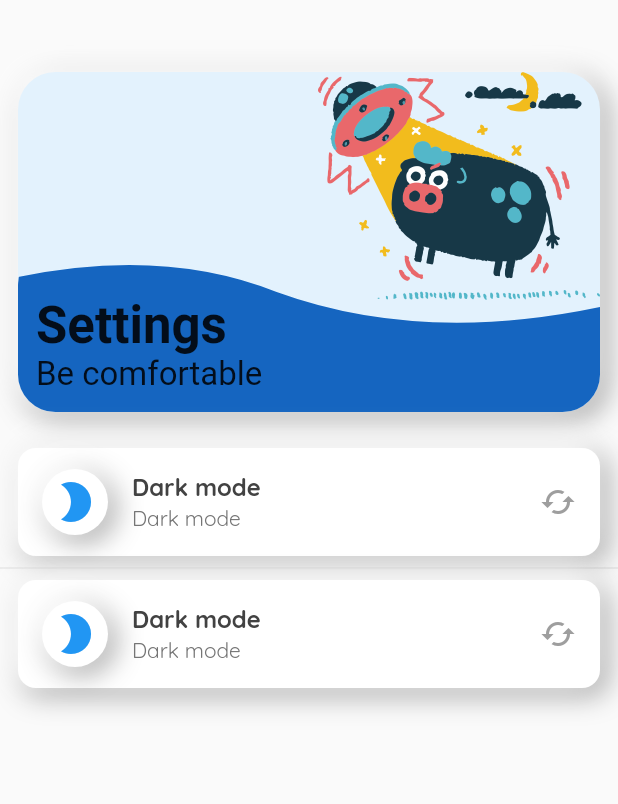
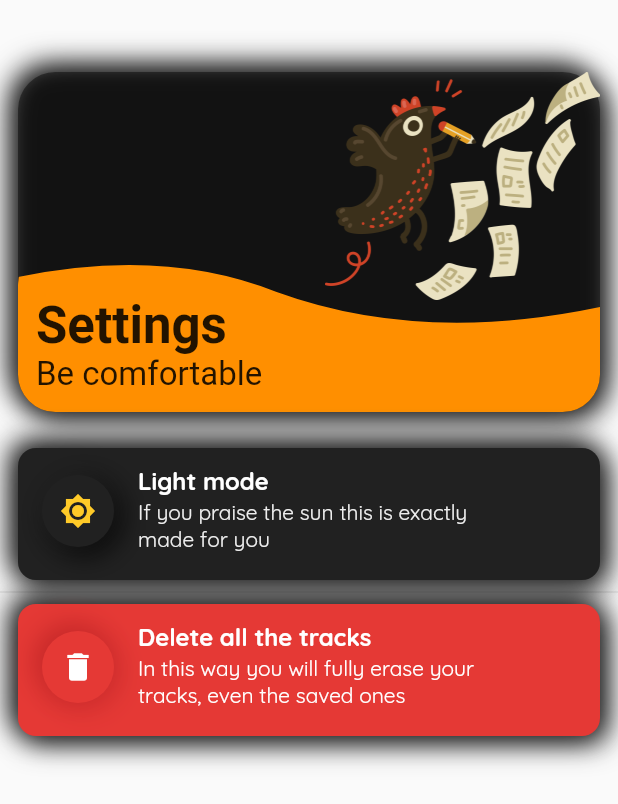
Before and after one commit to Azzeccagarbugli/Discover, a Flutter app: the SettingsView widget shown alone on an empty page, opened directly, on a phone screen of 412 x 824 dp. Shown: the top 804 px of the screen. Run offline on Flutter 3.47's test engine with Material 2 defaults, Android fonts, the phone set to English and light mode, and no system bars; our stand-ins replace avatar_glow, fl_chart, flare_flutter, flip_card, flutter_custom_clippers, flutter_slidable and 6 more; missing offline and left inert: flutter_circular_chart, noise_meter, spring_button; accounts and stored records are empty; generated files the repository leaves out were written again; statements that could not run were skipped.

Commit message:
[UPDATE] Migliorata pagina delle impostazioni

```diff
--- a/lib/main.dart
+++ b/lib/main.dart
@@ -24,9 +24,11 @@ class Discover extends StatelessWidget {
   Widget build(BuildContext context) {
     return ThemeProvider(
       themes: [
+        _customTheme.getDark(),
         _customTheme.getLight(),
-        _customTheme.getDark(),
       ],
+      loadThemeOnInit: true,
+      saveThemesOnChange: true,
       child: MaterialApp(
         debugShowCheckedModeBanner: false,
         home: ThemeConsumer(
--- a/lib/ui/views/settings_page.dart
+++ b/lib/ui/views/settings_page.dart
@@ -1,6 +1,11 @@
+import 'package:Discover/main.dart';
+import 'package:Discover/models/track.dart';
+import 'package:Discover/ui/widgets/effects/neumorphism.dart';
 import 'package:Discover/ui/widgets/tile_settings.dart';
 import 'package:flutter/material.dart';
 import 'package:Discover/ui/widgets/title_page.dart';
+import 'package:hive/hive.dart';
+import 'package:theme_provider/theme_provider.dart';
 
 class SettingsView extends StatefulWidget {
   @override
@@ -23,9 +28,99 @@ class _SettingsViewState extends State<SettingsView> {
             ),
             child: Column(
               children: <Widget>[
-                TileSettings(),
+                TileSettings(
+                  background: ThemeProvider.themeOf(context)
+                      .data
+                      .scaffoldBackgroundColor,
+                  isAlert: false,
+                  iconLead: Icon(
+                    ThemeProvider.themeOf(context).id == "light_theme"
+                        ? Icons.brightness_2
+                        : Icons.brightness_7,
+                    color: ThemeProvider.themeOf(context).data.accentColor,
+                  ),
+                  title: ThemeProvider.themeOf(context).id == "light_theme"
+                      ? "Dark mode"
+                      : "Light mode",
+                  subtitle: ThemeProvider.themeOf(context).id == "light_theme"
+                      ? "Enjoy the darkness right now and safe your battery"
+                      : "If you praise the sun this is exactly made for you",
+                  onTap: () {
+                    ThemeProvider.controllerOf(context).nextTheme();
+                  },
+                ),
                 Divider(),
-                TileSettings(),
+                TileSettings(
+                  isAlert: true,
+                  boxShadow: [
+                    BoxShadow(
+                      color: Colors.red[700],
+                      offset: Offset(4.0, 4.0),
+                      blurRadius: 15.0,
+                      spreadRadius: 1.0,
+                    ),
+                    BoxShadow(
+                      color: Colors.red[800],
+                      offset: Offset(-4.0, -4.0),
+                      blurRadius: 15.0,
+                      spreadRadius: 1.0,
+                    ),
+                  ],
+                  background: Colors.red[600],
+                  iconLead: Icon(
+                    Icons.delete,
+                    color: Colors.white,
+                  ),
+                  title: "Delete all the tracks",
+                  subtitle:
+                      "In this way you will fully erase your tracks, even the saved ones",
+                  onTap: () {
+                    showDialog(
+                      context: context,
+                      builder: (_) {
+                        return AlertDialog(
+                          backgroundColor: ThemeProvider.themeOf(context)
+                              .data
+                              .scaffoldBackgroundColor,
+                          shape: RoundedRectangleBorder(
+                            borderRadius: const BorderRadius.all(
+                              Radius.circular(25.0),
+                            ),
+                          ),
+                          title: Text(
+                            "Erase all the data?",
+                            style: ThemeProvider.themeOf(context)
+                                .data
+                                .primaryTextTheme
+                                .headline6
+                                .copyWith(
+                                  fontWeight: FontWeight.bold,
+                                ),
+                          ),
+                          content: Text(
+                            "All your data will no longer be recoverable, then don't get angry please",
+                            style: ThemeProvider.themeOf(context)
+                                .data
+                                .primaryTextTheme
+                                .bodyText1,
+                          ),
+                          actions: <Widget>[
+                            FlatButton(
+                              onPressed: () {},
+                              child: Text("data"),
+                            ),
+                            FlatButton(
+                              onPressed: () {},
+                              child: Text("data"),
+                            ),
+                          ],
+                        );
+                      },
+                    );
+
+                    // Hive.box<Track>(Discover.trackBoxName).clear();
+                  },
+                ),
               ],
             ),
           ),
--- a/lib/ui/widgets/tile_settings.dart
+++ b/lib/ui/widgets/tile_settings.dart
@@ -4,8 +4,25 @@ import 'package:theme_provider/theme_provider.dart';
 import 'effects/neumorphism.dart';
 
 class TileSettings extends StatelessWidget {
+  final String title;
+  final String subtitle;
+  final Function onTap;
+  final Icon iconLead;
+  final Widget widgetTrail;
+  final Color background;
+  final List<BoxShadow> boxShadow;
+  final bool isAlert;
+
   const TileSettings({
     Key key,
+    this.title,
+    this.subtitle,
+    this.onTap,
+    this.iconLead,
+    this.widgetTrail,
+    this.background,
+    this.boxShadow,
+    this.isAlert,
   }) : super(key: key);
 
   @override
@@ -16,7 +33,7 @@ class TileSettings extends StatelessWidget {
       ),
       child: Container(
         decoration: new BoxDecoration(
-          color: ThemeProvider.themeOf(context).data.scaffoldBackgroundColor,
+          color: background,
           boxShadow: Neumorphism.boxShadow(context),
           borderRadius: const BorderRadius.all(
             Radius.circular(
@@ -24,13 +41,26 @@ class TileSettings extends StatelessWidget {
             ),
           ),
         ),
+        child: Theme(
+          data: ThemeData(
+            highlightColor: Colors.transparent,
+            splashColor: Colors.transparent,
+          ),
           child: ListTile(
-          onTap: () {
-            ThemeProvider.controllerOf(context).nextTheme();
-          },
+            isThreeLine: true,
+            onTap: onTap,
             title: Text(
-            "Dark mode",
-            style: ThemeProvider.themeOf(context)
+              title,
+              style: isAlert
+                  ? ThemeProvider.themeOf(context)
+                      .data
+                      .primaryTextTheme
+                      .headline6
+                      .copyWith(
+                        color: Colors.white,
+                        fontWeight: FontWeight.bold,
+                      )
+                  : ThemeProvider.themeOf(context)
                       .data
                       .primaryTextTheme
                       .headline6
@@ -39,27 +69,41 @@ class TileSettings extends StatelessWidget {
                       ),
             ),
             subtitle: Text(
-            "Dark mode",
-            style:
-                ThemeProvider.themeOf(context).data.primaryTextTheme.bodyText1,
+              subtitle,
+              style: isAlert
+                  ? ThemeProvider.themeOf(context)
+                      .data
+                      .primaryTextTheme
+                      .bodyText1
+                      .copyWith(
+                        color: Colors.white,
+                      )
+                  : ThemeProvider.themeOf(context)
+                      .data
+                      .primaryTextTheme
+                      .bodyText1,
             ),
-          leading: Container(
+            leading: Padding(
+              padding: const EdgeInsets.symmetric(
+                vertical: 2,
+              ),
+              child: Container(
                 decoration: new BoxDecoration(
-              color:
-                  ThemeProvider.themeOf(context).data.scaffoldBackgroundColor,
-              boxShadow: Neumorphism.boxShadow(context),
+                  color: background,
+                  boxShadow:
+                      isAlert ? boxShadow : Neumorphism.boxShadow(context),
                   shape: BoxShape.circle,
                 ),
-            padding: const EdgeInsets.all(6),
-            child: Icon(
-              Icons.brightness_2,
-              color: ThemeProvider.themeOf(context).data.accentColor,
-              size: 32,
+                padding: const EdgeInsets.all(12),
+                child: iconLead,
               ),
             ),
-          trailing: Icon(
-            Icons.cached,
-            color: Colors.grey,
+            trailing: Padding(
+              padding: const EdgeInsets.symmetric(
+                vertical: 16,
+              ),
+              child: widgetTrail,
+            ),
           ),
         ),
       ),
--- a/lib/ui/widgets/waves.dart
+++ b/lib/ui/widgets/waves.dart
@@ -1,7 +1,7 @@
 import 'dart:math';
 
 import 'package:flutter/material.dart';
-import 'package:simple_animations/simple_animations/controlled_animation.dart';
+import 'package:simple_animations/simple_animations.dart';
 import 'package:theme_provider/theme_provider.dart';
 
 class AnimatedWave extends StatelessWidget {
--- a/pubspec.yaml
+++ b/pubspec.yaml
@@ -16,7 +16,7 @@ dependencies:
   path_provider: ^1.6.7
   flutter_circular_chart: ^0.1.0
   google_nav_bar: ^2.0.0
-  simple_animations: ^1.3.8
+  simple_animations: ^2.1.1
   spring_button: ^1.0.13
   flip_card: ^0.4.4
   theme_provider: ^0.3.2
```
Lines whose indentation alone changed are shown as unchanged.
